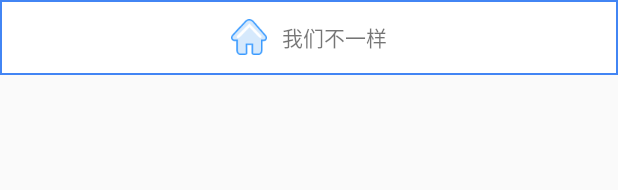
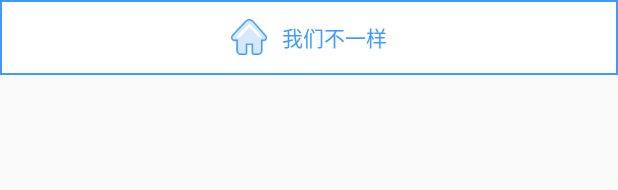
Before and after one commit to wyh1234/tdj_siji_android, an Android app: the layout homepage_layout_item.xml on its own in the app's theme, with its tools: preview values and no code run, on a phone screen of 412 x 824 dp. Shown: the top 190 px of the screen. Run offline under Robolectric (Android 15) with nearby library versions, the phone set to English and light mode, and no system bars.

Commit message:
修改bug

```diff
--- a/app/src/main/java/com/tdj_sj_webandroid/WebViewActivity.java
+++ b/app/src/main/java/com/tdj_sj_webandroid/WebViewActivity.java
@@ -6,6 +6,7 @@ import android.content.Context;
 import android.content.Intent;
 import android.content.pm.ActivityInfo;
 import android.location.LocationManager;
+import android.net.Uri;
 import android.util.Log;
 import android.view.KeyEvent;
 import android.view.View;
@@ -190,6 +191,7 @@ public class WebViewActivity extends BaseActivity<WebViewPresenter> implements I
 
 
         }
+
         @JavascriptInterface
         public void uploadImage() {
             //从相册中选择图片 此处使用知乎开源库Matisse
--- a/app/src/main/java/com/tdj_sj_webandroid/utils/Constants.java
+++ b/app/src/main/java/com/tdj_sj_webandroid/utils/Constants.java
@@ -3,8 +3,8 @@ package com.tdj_sj_webandroid.utils;
 public class Constants {
     public final static String URL="http://47.97.253.164:8060/tdj-driver/";
     public final static String URL1="http://47.97.253.164:8060/tdj-driver";
-//public final static String URL="http://192.168.2.44:8060/";
-//    public final static String URL1="http://192.168.2.44:8060";
+//public final static String URL="http://192.168.10.225:8089/";
+//    public final static String URL1="http://192.168.10.225:8089";
     public final static String URL2="http://192.168.2.44:8060/";
     public final static String upload="home/imgUpload.do";
 
--- a/app/src/main/res/layout/homepage_layout_item.xml
+++ b/app/src/main/res/layout/homepage_layout_item.xml
@@ -21,6 +21,7 @@
         android:layout_toRightOf="@+id/iv"
         android:layout_centerVertical="true"
         android:layout_marginLeft="10dp"
+        android:textColor="@color/text_visible"
         android:layout_width="wrap_content"
         android:text="我们不一样"
         android:layout_height="wrap_content" />
--- a/app/src/main/res/values/colors.xml
+++ b/app/src/main/res/values/colors.xml
@@ -3,6 +3,6 @@
     <color name="colorPrimary">#008577</color>
     <color name="colorPrimaryDark">#000000</color>
     <color name="colorAccent">#D81B60</color>
-    <color name="text_visible">#4285f4</color>
+    <color name="text_visible">#3d9bff</color>
     <color name="text_gone">#000000</color>
 </resources>
```
Also changed, not shown: app/src/main/java/com/tdj_sj_webandroid/fragment/PsFragment.java (+14 -0 lines).
